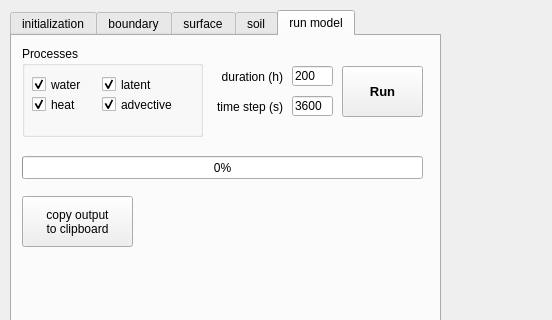
First picture: the form in bin/HEAT1D/mainwindow.ui, repository ARPA-SIMC/CRITERIA1D, before the edit; both pictures show x 0 to 552 and y 0 to 320 of the 1118 by 552 pixel window.
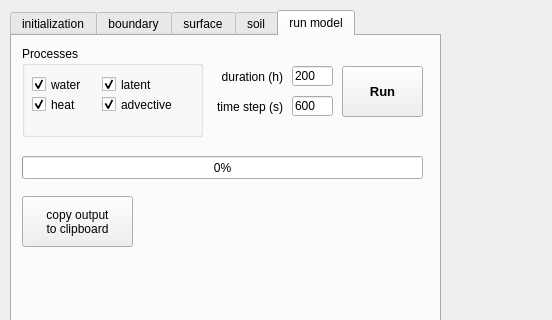
Second picture: the form after the edit. The open tabs and pages were chosen to show the change.

What changed in the file:
```diff
--- a/bin/HEAT1D/mainwindow.ui
+++ b/bin/HEAT1D/mainwindow.ui
@@ -1184,7 +1184,7 @@
        </rect>
       </property>
       <property name="text">
-       <string>3600</string>
+       <string>600</string>
       </property>
      </widget>
      <widget class="QLineEdit" name="lineEditSimDuration">
```
Left out of the diff: 4 changed lines with no effect on the pictures.
